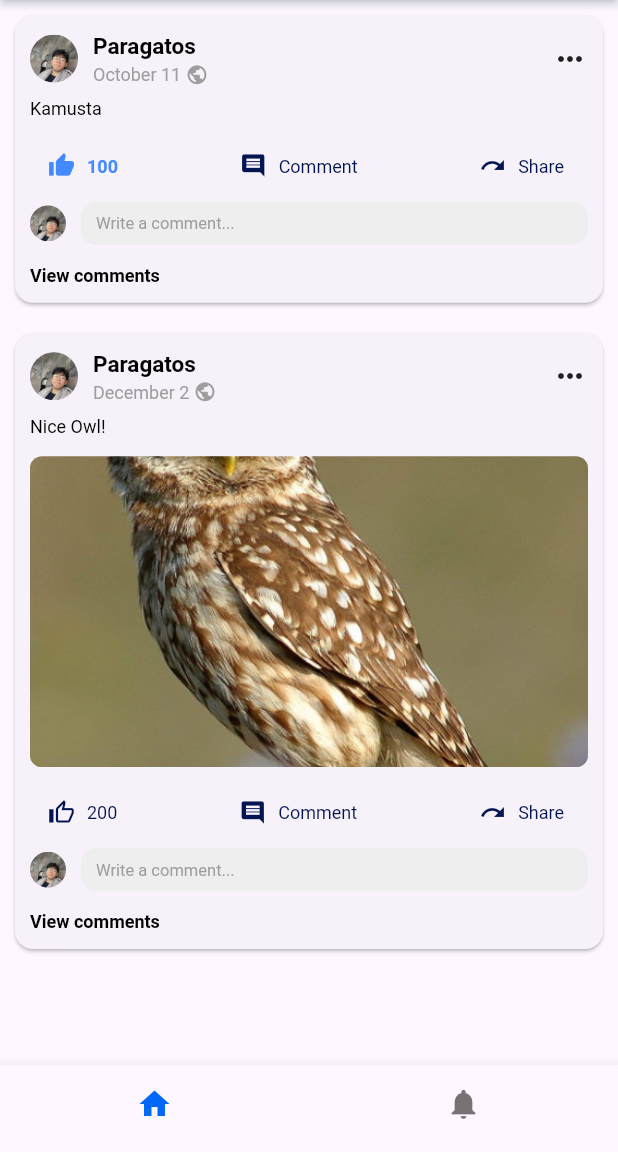
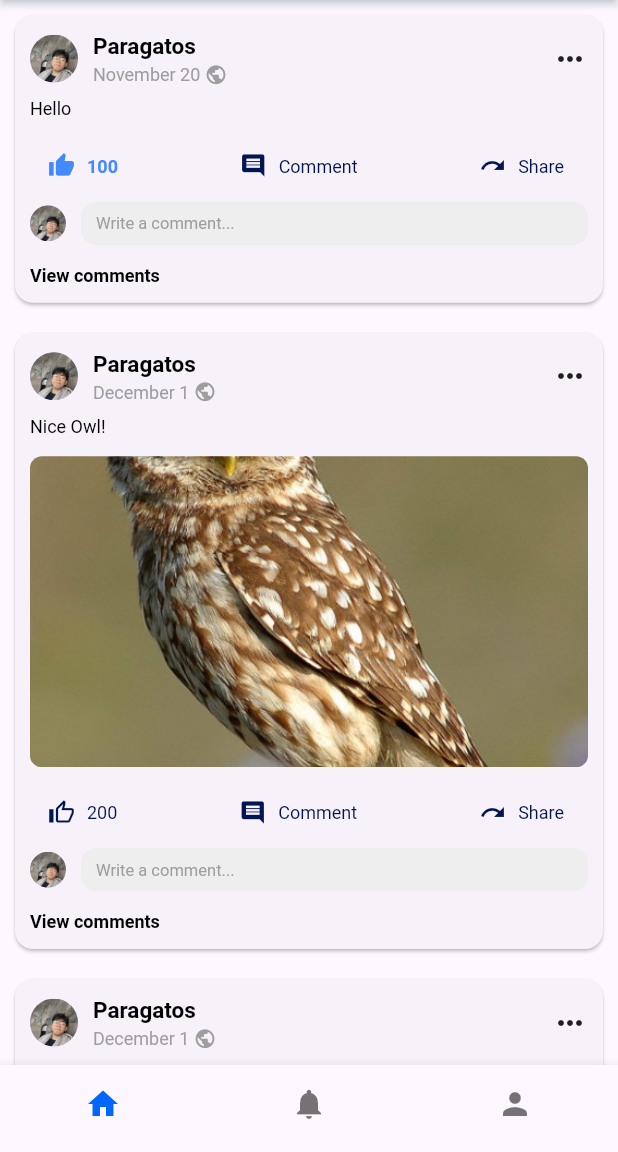
Before and after one commit to Liybie/Paragatos_MobProgAY2627, a Flutter app: the screen it shows after launch, after a tap on "100", on a phone screen of 412 x 824 dp, the part 84-1236 px from its top. Run offline on Flutter 3.47's test engine with Material 3 defaults, Android fonts, the phone set to English and light mode, and no system bars; our stand-ins replace flutter_screenutil; Roboto replaces fonts that are missing (Frutiger, Klavika).

Commit message:
lab_act2

```diff
--- a/MobProg/lib/main.dart
+++ b/MobProg/lib/main.dart
@@ -1,7 +1,8 @@
 import 'package:flutter/material.dart';
 import 'package:flutter_screenutil/flutter_screenutil.dart';
-import '/screens/home_screen.dart';
-import '/screens/newsfeed_card.dart';
+import 'screens/home_screen.dart';
+import 'screens/newsfeed_card.dart';
+import 'screens/notification_screen.dart';
 
 void main() => runApp(const RoblesFacebook());
 
@@ -22,6 +23,9 @@ class RoblesFacebook extends StatelessWidget {
           routes: {
             '/newsfeed': (context) => const NewsFeedScreen(),
             '/home': (context) => const HomeScreen(),
+            '/notification': (context) => const NotificationScreen(),
+            '/profile': (context) => const HomeScreen(),
+
           },
         );
       },
--- a/MobProg/lib/screens/home_screen.dart
+++ b/MobProg/lib/screens/home_screen.dart
@@ -1,8 +1,10 @@
 import 'package:flutter/material.dart';
+import 'package:flutter_application_1/screens/notification_screen.dart';
 import 'package:flutter_application_1/widgets/custom_text.dart';
 import 'package:flutter_screenutil/flutter_screenutil.dart';
 import '../constants.dart';
 import '../screens/newsfeed_card.dart';
+import './notification_screen.dart';
 
 class HomeScreen extends StatefulWidget {
   const HomeScreen({super.key});
@@ -30,7 +32,7 @@ class _HomeScreenState extends State<HomeScreen> {
       ),
       body: PageView(
         controller: _pageController,
-        children: const <Widget>[NewsFeedScreen()],
+        children: const <Widget>[NewsFeedScreen(),NotificationScreen()],
         onPageChanged: (page) {
           setState(() {
             _selectedIndex = page;
@@ -43,9 +45,8 @@ class _HomeScreenState extends State<HomeScreen> {
         onTap: _onTappedBar,
         items: const [
           BottomNavigationBarItem(icon: Icon(Icons.home), label: 'Home'),
-          BottomNavigationBarItem(
-            icon: Icon(Icons.notifications),
-            label: 'Notifications',
+          BottomNavigationBarItem(icon: Icon(Icons.notifications),label: 'Notifications',),
+          BottomNavigationBarItem(icon: Icon(Icons.person), label: 'Profile'
           ),
         ],
         selectedItemColor: FB_PRIMARY,
--- a/MobProg/lib/screens/newsfeed_card.dart
+++ b/MobProg/lib/screens/newsfeed_card.dart
@@ -11,16 +11,23 @@ class NewsFeedScreen extends StatelessWidget {
       children: const [
         NewsFeedCard(
           userName: 'Paragatos',
-          postContent: 'Kamusta',
+          postContent: 'Hello',
           numOfLikes: 100,
-          date: 'October 11',
+          date: 'November 20',
         ),
         NewsFeedCard(
           userName: 'Paragatos',
           postContent: 'Nice Owl!',
           numOfLikes: 200,
           hasImage: true,
-          date: 'December 2',
+          date: 'December 1',
+        ),
+        NewsFeedCard(
+          userName: 'Paragatos',
+          postContent: 'Nice Owl!',
+          numOfLikes: 200,
+          hasImage: true,
+          date: 'December 1',
         ),
       ],
     );
--- /dev/null
+++ b/MobProg/lib/screens/notification_screen.dart
@@ -0,0 +1,34 @@
+import 'package:flutter/material.dart';
+import 'package:flutter_screenutil/flutter_screenutil.dart';
+import '../widgets/notification.dart' as notif;
+
+class NotificationScreen extends StatefulWidget {
+  const NotificationScreen({super.key});
+
+  @override
+  State<NotificationScreen> createState() => _NotificationScreenState();
+}
+
+class _NotificationScreenState extends State<NotificationScreen> {
+  @override
+  Widget build(BuildContext context) {
+    return Scaffold(
+      backgroundColor: Colors.white,
+      body: Container(
+        color: Colors.white,
+        width: ScreenUtil().screenWidth,
+        child: const Column(
+          children: [
+            notif.Notification(
+              name: 'Test',
+              post: 'Post',
+              description: 'Description',
+            ),
+            Divider(),
+          ],
+
+        ),
+      ),
+    );
+  }
+}
--- /dev/null
+++ b/MobProg/lib/widgets/notification.dart
@@ -0,0 +1,59 @@
+import 'package:flutter/material.dart';
+import 'package:flutter_screenutil/flutter_screenutil.dart';
+import 'custom_text.dart';
+
+class Notification extends StatelessWidget {
+  const Notification({
+    super.key,
+    required this.name,
+    required this.post,
+    required this.description,
+  });
+
+  final String name;
+  final String post;
+  final String description;
+
+  @override
+  Widget build(BuildContext context) {
+    return Container(
+      padding: EdgeInsets.all(ScreenUtil().setSp(15)),
+      child: Row(
+        children: [
+          Icon(
+            Icons.person,
+            size: ScreenUtil().setSp(50),
+          ),
+          SizedBox(
+            width: ScreenUtil().setWidth(10),
+          ),
+          Expanded(
+            child: Column(
+              crossAxisAlignment: CrossAxisAlignment.start,
+              children: [
+                CustomText(
+                  text: name,
+                  fontSize: ScreenUtil().setSp(20),
+                  color: Colors.black,
+                  fontWeight: FontWeight.w800,
+                ),
+                CustomText(
+                  text: 'Posted: $post',
+                  fontSize: ScreenUtil().setSp(13),
+                  color: Colors.black,
+                ),
+                CustomText(
+                  text: description,
+                  fontSize: ScreenUtil().setSp(12),
+                  color: Colors.black,
+                  fontStyle: FontStyle.italic,
+                ),
+              ],
+            ),
+          ),
+          const Icon(Icons.more_horiz),
+        ],
+      ),
+    );
+  }
+}
```
